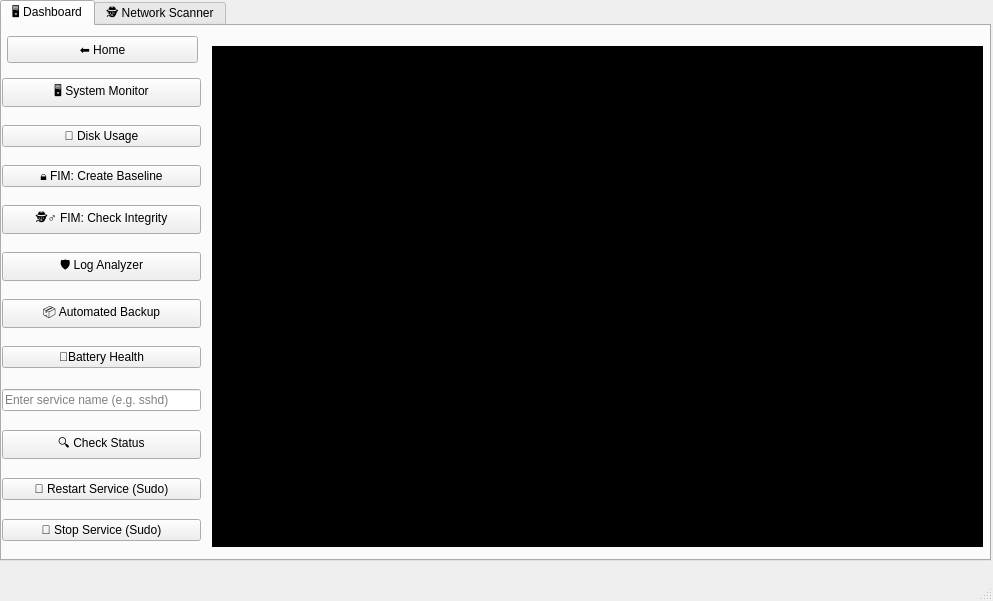
Qt form assets/toolbox.ui (Futhark1393/sysadmin-toolbox) before a commit.
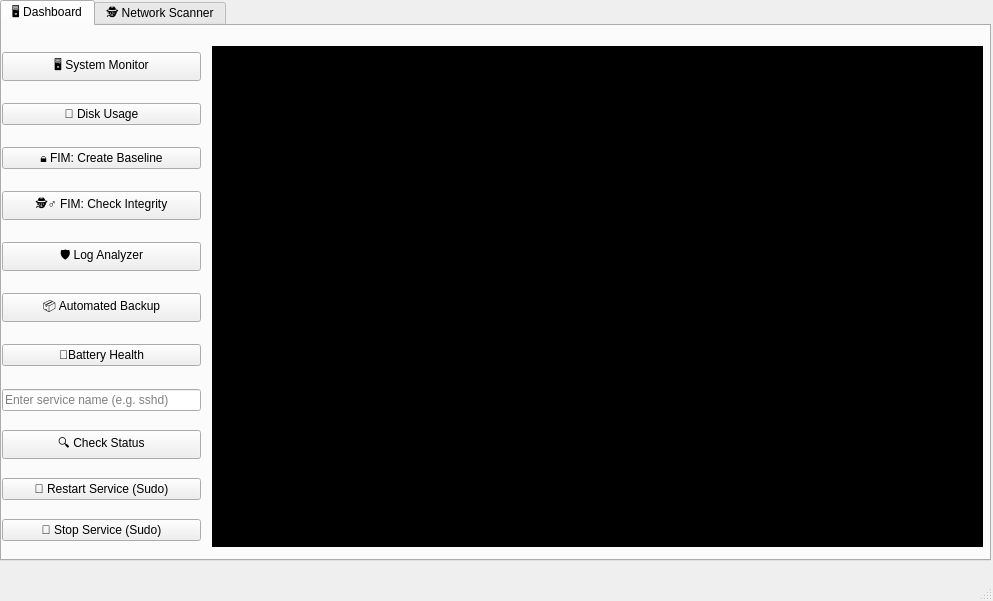
The same form after that commit.

Commit message: Design: UI design got changed.

Diff of the .ui file:
```diff
--- a/assets/toolbox.ui
+++ b/assets/toolbox.ui
@@ -37,9 +37,9 @@
       <property name="geometry">
        <rect>
         <x>0</x>
-        <y>40</y>
+        <y>10</y>
         <width>199</width>
-        <height>321</height>
+        <height>351</height>
        </rect>
       </property>
       <layout class="QVBoxLayout" name="verticalLayout_3">
@@ -150,19 +150,6 @@
        </item>
       </layout>
      </widget>
-     <widget class="QPushButton" name="btn_back_dashboard">
-      <property name="geometry">
-       <rect>
-        <x>5</x>
-        <y>10</y>
-        <width>191</width>
-        <height>27</height>
-       </rect>
-      </property>
-      <property name="text">
-       <string>⬅ Home</string>
-      </property>
-     </widget>
     </widget>
     <widget class="QWidget" name="tab_7">
      <attribute name="title">
```
Left out of the diff: 13 changed lines with no effect on the pictures.
